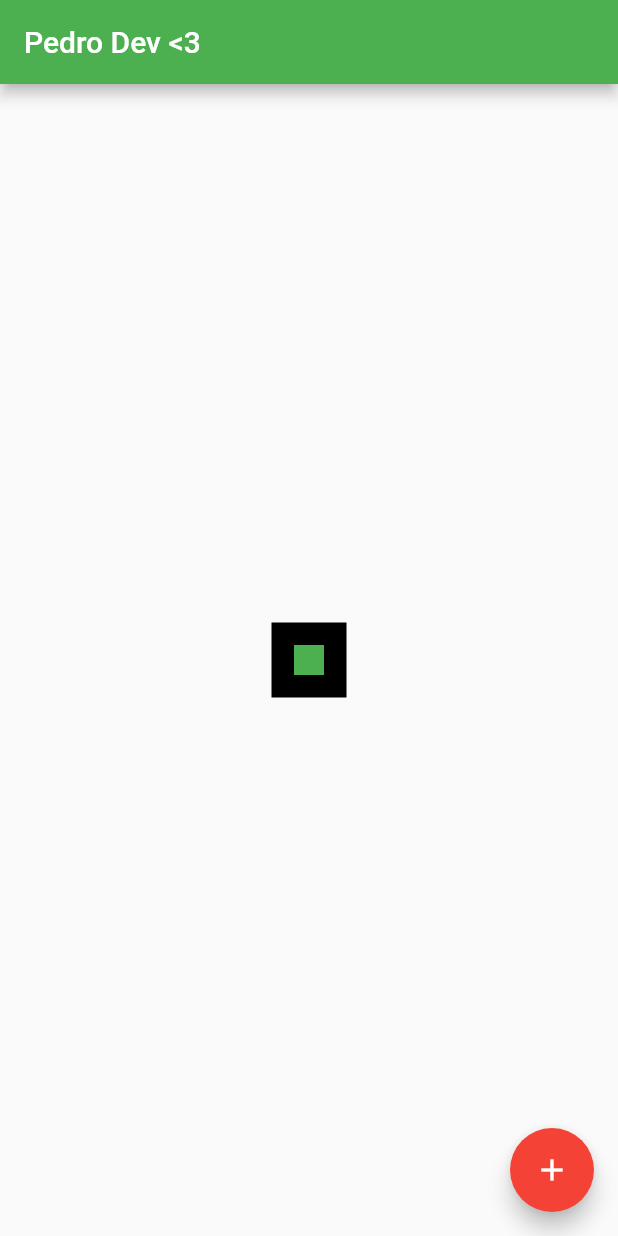
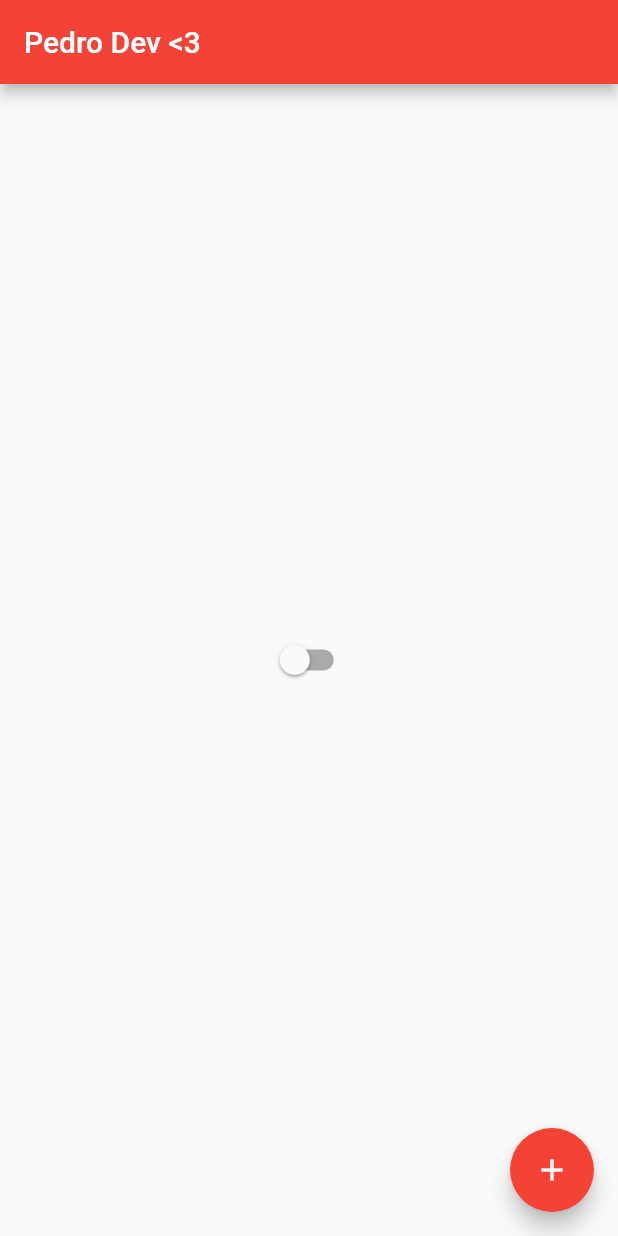
Before and after one commit to 1pedr1N/learningFlutter, a Flutter app: the screen it shows after launch, on a phone screen of 412 x 824 dp. Run offline on Flutter 3.47's test engine with Material 2 defaults, Android fonts, the phone set to English and light mode, and no system bars.

Commit message:
class 12

```diff
--- /dev/null
+++ b/lib/app_controller.dart
@@ -0,0 +1,10 @@
+import 'package:flutter/widgets.dart';
+
+class AppController extends ChangeNotifier {
+  static AppController instance = AppController();
+  bool isDartTheme = false;
+  changeTheme() {
+    isDartTheme = !isDartTheme;
+    notifyListeners();
+  }
+}
--- a/lib/app_widget.dart
+++ b/lib/app_widget.dart
@@ -1,12 +1,24 @@
 import 'package:flutter/cupertino.dart';
 import 'package:flutter/material.dart';
+import 'package:flutter_learning/app_controller.dart';
 import 'home_page.dart';
 
 class AppWidget extends StatelessWidget {
   const AppWidget();
   @override
   Widget build(BuildContext context) {
-    return MaterialApp(
-        theme: ThemeData(primarySwatch: Colors.red), home: HomePage());
+    return AnimatedBuilder(
+        animation: AppController.instance,
+        builder: (BuildContext context, Widget? child) {
+          return MaterialApp(
+              theme: ThemeData(
+                  primarySwatch: AppController.instance.isDartTheme
+                      ? Colors.red
+                      : Colors.red,
+                  brightness: AppController.instance.isDartTheme
+                      ? Brightness.dark
+                      : Brightness.light),
+              home: HomePage());
+        });
   }
 }
--- a/lib/home_page.dart
+++ b/lib/home_page.dart
@@ -1,4 +1,5 @@
 import 'package:flutter/material.dart';
+import 'package:flutter_learning/app_controller.dart';
 
 class HomePage extends StatefulWidget {
   @override
@@ -9,27 +10,23 @@ class HomePage extends StatefulWidget {
 
 class HomePageState extends State<HomePage> {
   int counter = 0;
+
   @override
   Widget build(BuildContext context) {
     return Scaffold(
       appBar: AppBar(
-        backgroundColor: Colors.green,
+        backgroundColor:
+            AppController.instance.isDartTheme ? Colors.black26 : Colors.red,
         title: Text('Pedro Dev <3'),
       ),
       body: Center(
-        child: Container(
-          height: 50,
-          width: 50,
-          color: Colors.black,
-          child: Align(
-            alignment: Alignment.center,
-            child: Container(
-              height: 20,
-              width: 20,
-              color: Colors.green,
-            ),
-          ),
-        ),
+        child: Switch(
+            value: AppController.instance.isDartTheme,
+            onChanged: (value) {
+              setState(() {
+                AppController.instance.changeTheme();
+              });
+            }),
       ),
       floatingActionButton: FloatingActionButton(
         child: Icon(Icons.add),
```
